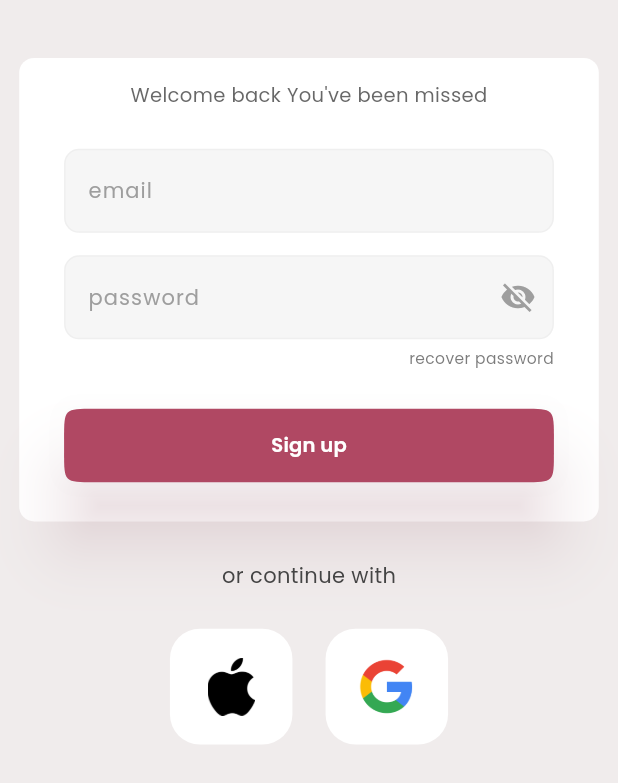
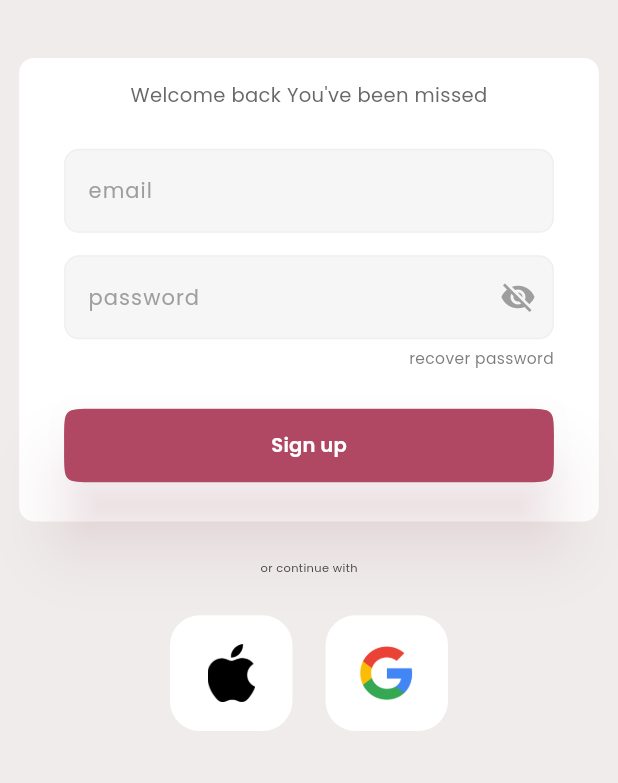
Before and after one commit to Salman313ali/animated_login_page, a Flutter app: the screen it shows after launch, on a phone screen of 412 x 824 dp. Shown: the top 783 px of the screen. Run offline on Flutter 3.47's test engine with Material 2 defaults, Android fonts, the phone set to English and light mode, and no system bars; our stand-ins replace firebase_auth, firebase_core, google_fonts, rive; accounts and stored records are empty; statements that could not run were skipped.

```diff
--- a/lib/main.dart
+++ b/lib/main.dart
@@ -1,6 +1,5 @@
 import 'package:animated_login_page/firebase_options.dart';
 import 'package:animated_login_page/pages/auth_page.dart';
-import 'package:animated_login_page/pages/login_page.dart';
 import 'package:firebase_core/firebase_core.dart';
 import 'package:flutter/material.dart';
 
--- a/lib/pages/auth_page.dart
+++ b/lib/pages/auth_page.dart
@@ -1,10 +1,8 @@
-import 'package:animated_login_page/pages/login_page.dart';
 import 'package:firebase_auth/firebase_auth.dart';
-import 'package:firebase_core/firebase_core.dart';
-import 'package:flutter/foundation.dart';
 import 'package:flutter/material.dart';
 
-import 'home_page.dart';
+import 'home/home_page.dart';
+import 'login/login_page.dart';
 
 class AuthPage extends StatelessWidget {
   const AuthPage({super.key});
--- a/lib/pages/login_page.dart
+++ b/lib/pages/login/login_page.dart
@@ -1,4 +1,4 @@
-import 'package:animated_login_page/pages/widgets/icon_button.dart';
+import 'package:animated_login_page/pages/login/widgets/icon_button.dart';
 import 'package:flutter/material.dart';
 import 'package:flutter/services.dart';
 import 'package:rive/rive.dart';
@@ -168,19 +168,25 @@ class _LoginPageState extends State<LoginPage> {
 
               //children of column
               children: [
-                //User Email TextFeild
+                //adding space on the top
                 SizedBox(
                   height: 75 / 1600 * height,
                 ),
+
+                //checking weather is arthboard is null
                 if (_yetiArtboard != null)
                   SizedBox(
                     width: 550 / mockupWidth * width,
                     height: 375 / 1600 * height,
+
+                    //render Yeti
                     child: Rive(
                       artboard: _yetiArtboard!,
                       fit: BoxFit.fitWidth,
                     ),
                   ),
+
+                //login form container
                 Container(
                   width: 710 / mockupWidth * width,
                   height: 600 / mockupHeight * height,
@@ -188,6 +194,8 @@ class _LoginPageState extends State<LoginPage> {
                     color: Colors.white,
                     borderRadius: BorderRadius.circular(10),
                   ),
+
+                  //login form
                   child: Form(
                     key: _SigninFormKey,
                     child: Column(
@@ -196,6 +204,8 @@ class _LoginPageState extends State<LoginPage> {
                         SizedBox(
                           height: 30 / mockupHeight * height,
                         ),
+
+                        //welcom text
                         SizedBox(
                           width: 710 / mockupWidth * width,
                           child: Text(
@@ -209,7 +219,8 @@ class _LoginPageState extends State<LoginPage> {
                             ),
                           ),
                         ),
-                        Spacer(),
+                        const Spacer(),
+                        //user email text feild
                         SizedBox(
                           width: 600 / mockupWidth * width,
                           child: TextFormField(
@@ -245,6 +256,7 @@ class _LoginPageState extends State<LoginPage> {
                         const SizedBox(
                           height: 15.0,
                         ),
+                        //user password text feild
                         SizedBox(
                           width: 600 / mockupWidth * width,
                           child: TextFormField(
@@ -289,6 +301,7 @@ class _LoginPageState extends State<LoginPage> {
                         SizedBox(
                           height: 10.0 / mockupHeight * height,
                         ),
+                        //password recovery
                         SizedBox(
                           width: 600 / mockupWidth * width,
                           child: Row(
@@ -308,6 +321,7 @@ class _LoginPageState extends State<LoginPage> {
                           ),
                         ),
                         const Spacer(),
+                        //Button for sign up
                         SizedBox(
                           width: 600 / mockupWidth * width,
                           height: 95 / mockupHeight * height,
@@ -343,6 +357,7 @@ class _LoginPageState extends State<LoginPage> {
                 ),
                 Text(
                   "or continue with",
+                  textScaleFactor: textScale,
                   style: GoogleFonts.poppins(
                     fontWeight: FontWeight.w400,
                     color: Color.fromARGB(255, 68, 68, 68),
```
Also changed, not shown: lib/pages/home/home_page.dart (renamed from lib/pages/home_page.dart), lib/pages/login/widgets/icon_button.dart (renamed from lib/pages/widgets/icon_button.dart), 2 other files.
